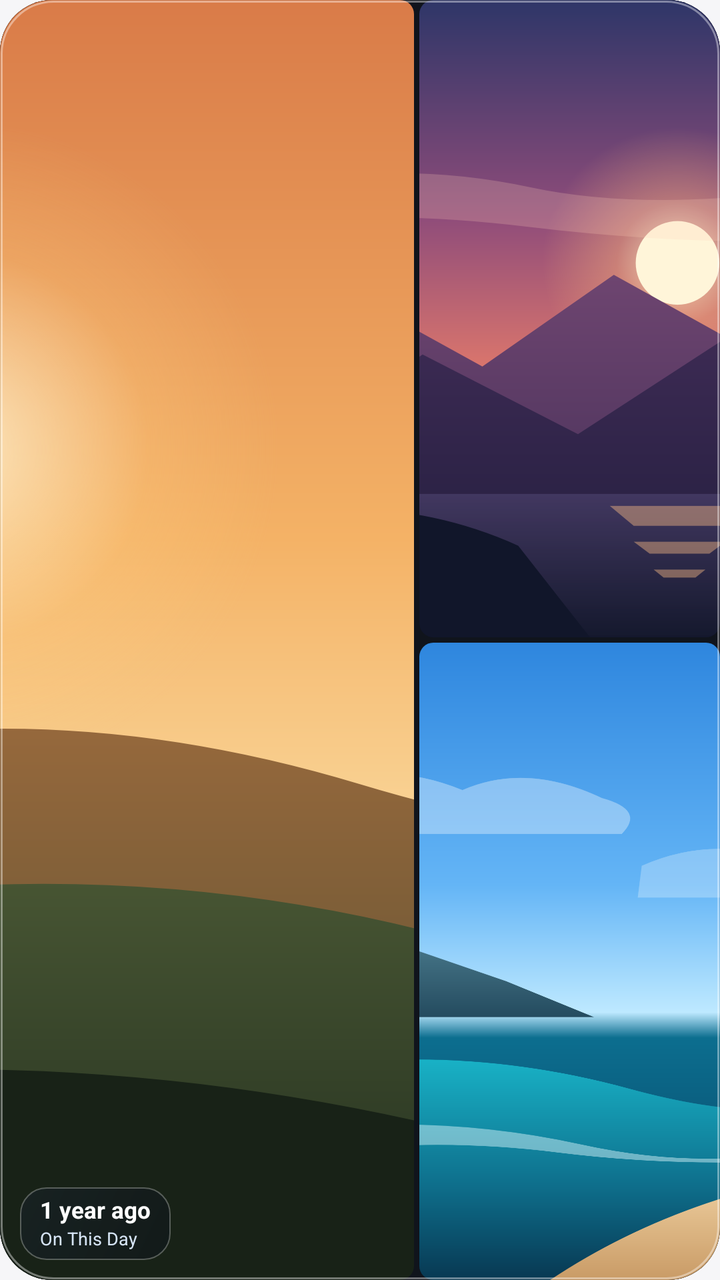
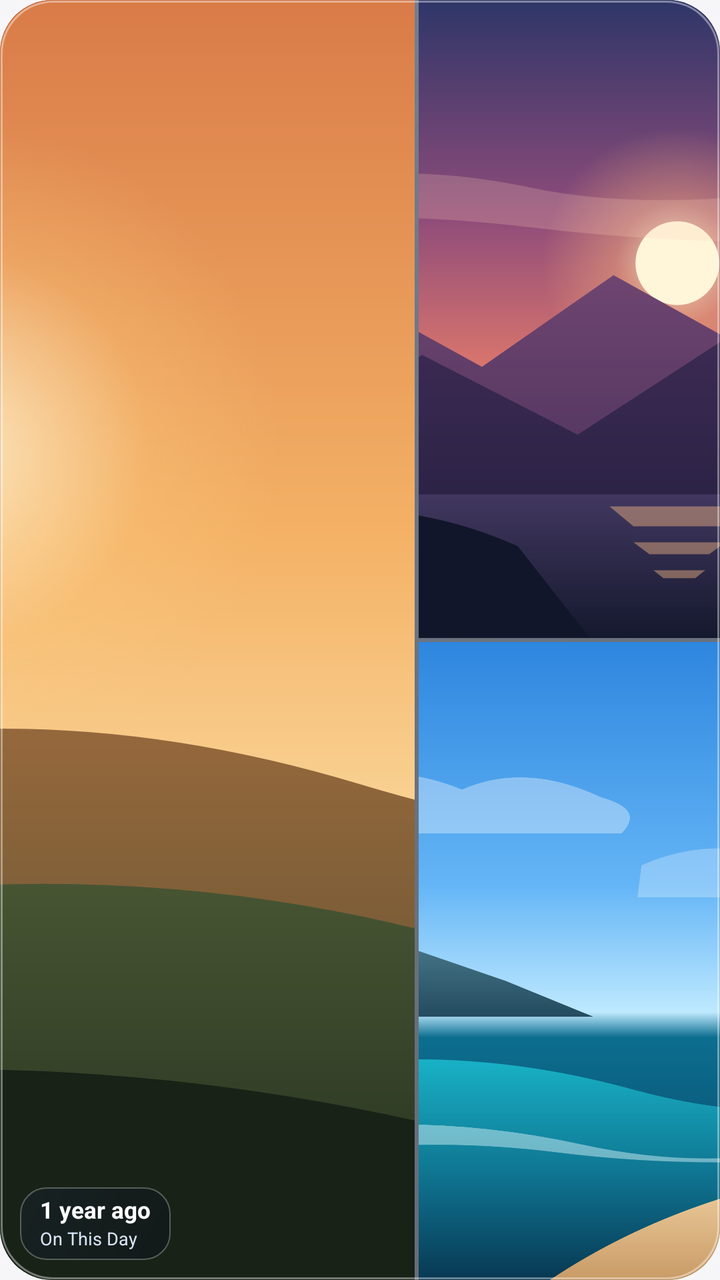

Compare the two renders of this Android layout. The source of the first and the diff that turns it into the second are given below.
<!-- AndroidManifest.xml: application theme Theme.LuminaGallery -->
<!-- res/layout/widget_preview_memories.xml -->
<?xml version="1.0" encoding="utf-8"?>
<FrameLayout xmlns:android="http://schemas.android.com/apk/res/android"
    android:layout_width="match_parent"
    android:layout_height="match_parent"
    android:background="@drawable/widget_bg_rounded"
    android:clipToOutline="true"
    android:foreground="@drawable/widget_glass_edge">

    <LinearLayout
        android:layout_width="match_parent"
        android:layout_height="match_parent"
        android:background="#10141C"
        android:orientation="horizontal">

        <FrameLayout
            android:layout_width="0dp"
            android:layout_height="match_parent"
            android:layout_marginEnd="2.5dp"
            android:layout_weight="58"
            android:background="@drawable/widget_tile_clip_bg"
            android:clipToOutline="true">

            <ImageView
                android:layout_width="match_parent"
                android:layout_height="match_parent"
                android:contentDescription="@string/widget_memories"
                android:scaleType="centerCrop"
                android:src="@drawable/widget_art_golden_meadow" />
        </FrameLayout>

        <LinearLayout
            android:layout_width="0dp"
            android:layout_height="match_parent"
            android:layout_weight="42"
            android:orientation="vertical">

            <FrameLayout
                android:layout_width="match_parent"
                android:layout_height="0dp"
                android:layout_marginBottom="2.5dp"
                android:layout_weight="1"
                android:background="@drawable/widget_tile_clip_bg"
                android:clipToOutline="true">

                <ImageView
                    android:layout_width="match_parent"
                    android:layout_height="match_parent"
                    android:contentDescription="@string/widget_memories"
                    android:scaleType="centerCrop"
                    android:src="@drawable/widget_art_sunset_peaks" />
            </FrameLayout>

            <FrameLayout
                android:layout_width="match_parent"
                android:layout_height="0dp"
                android:layout_weight="1"
                android:background="@drawable/widget_tile_clip_bg"
                android:clipToOutline="true">

                <ImageView
                    android:layout_width="match_parent"
                    android:layout_height="match_parent"
                    android:contentDescription="@string/widget_memories"
                    android:scaleType="centerCrop"
                    android:src="@drawable/widget_art_ocean_waves" />
            </FrameLayout>
        </LinearLayout>
    </LinearLayout>

    <LinearLayout
        android:layout_width="wrap_content"
        android:layout_height="wrap_content"
        android:layout_gravity="bottom|start"
        android:layout_margin="10dp"
        android:background="@drawable/widget_glass_pill"
        android:orientation="vertical"
        android:paddingHorizontal="10dp"
        android:paddingVertical="5dp">

        <TextView
            android:layout_width="wrap_content"
            android:layout_height="wrap_content"
            android:includeFontPadding="false"
            android:maxLines="1"
            android:text="@string/widget_preview_memory_title"
            android:textColor="#FFFFFF"
            android:textSize="11.5sp"
            android:textStyle="bold" />

        <TextView
            android:layout_width="wrap_content"
            android:layout_height="wrap_content"
            android:layout_marginTop="2dp"
            android:includeFontPadding="false"
            android:maxLines="1"
            android:text="@string/widget_preview_memory_sub"
            android:textColor="#D6E4F5"
            android:textSize="9sp" />
    </LinearLayout>

</FrameLayout>
<!-- resources referenced by this layout -->
<resources>
  <!-- drawable widget_art_golden_meadow: vector/xml drawable (drawable, 2684 chars, omitted) -->
  <!-- drawable widget_art_ocean_waves: vector/xml drawable (drawable, 3062 chars, omitted) -->
  <!-- drawable widget_art_sunset_peaks: vector/xml drawable (drawable, 3773 chars, omitted) -->
  <!-- drawable widget_bg_rounded (drawable) -->
  <?xml version="1.0" encoding="utf-8"?>
  <shape xmlns:android="http://schemas.android.com/apk/res/android"
      android:shape="rectangle">
      <corners android:radius="@dimen/widget_corner_radius" />
      <gradient
          android:angle="315"
          android:startColor="#CC2B3C56"
          android:centerColor="#CC1A263A"
          android:endColor="#CC111929" />
  </shape>
  <!-- drawable widget_glass_edge (drawable) -->
  <?xml version="1.0" encoding="utf-8"?>
  <layer-list xmlns:android="http://schemas.android.com/apk/res/android">
      
      <item>
          <shape android:shape="rectangle">
              <corners android:radius="@dimen/widget_corner_radius" />
              <stroke
                  android:width="0.45dp"
                  android:color="#1A000000" />
          </shape>
      </item>
      
      <item
          android:bottom="0.45dp"
          android:left="0.45dp"
          android:right="0.45dp"
          android:top="0.45dp">
          <shape android:shape="rectangle">
              <corners android:radius="@dimen/widget_corner_radius" />
              <solid android:color="#00000000" />
              <stroke
                  android:width="1.15dp"
                  android:color="#66FFFFFF" />
          </shape>
      </item>
  </layer-list>
  <!-- drawable widget_glass_pill (drawable) -->
  <?xml version="1.0" encoding="utf-8"?>
  <shape xmlns:android="http://schemas.android.com/apk/res/android"
      android:shape="rectangle">
      <corners android:radius="13dp" />
      <gradient
          android:angle="315"
          android:startColor="#66162030"
          android:endColor="#780B101A" />
      <stroke
          android:width="0.75dp"
          android:color="#47FFFFFF" />
  </shape>
  <!-- drawable widget_tile_clip_bg (drawable) -->
  <?xml version="1.0" encoding="utf-8"?>
  <shape xmlns:android="http://schemas.android.com/apk/res/android"
      android:shape="rectangle">
      <corners android:radius="7dp" />
      <solid android:color="#10141C" />
  </shape>
  <string name="widget_memories">Memories &amp; Flashbacks</string>
  <string name="widget_preview_memory_sub">On This Day</string>
  <string name="widget_preview_memory_title">1 year ago</string>
  <style name="Theme.LuminaGallery" parent="android:Theme.Material.Light.NoActionBar">
          <item name="android:windowBackground">@color/launch_window_background</item>
          <item name="android:statusBarColor">@android:color/transparent</item>
          <item name="android:navigationBarColor">@android:color/transparent</item>
      </style>
  <dimen name="widget_corner_radius">26dp</dimen>
  <color name="launch_window_background">#FFF6F6F8</color>
</resources>

<!-- the commit's change to res/layout/widget_preview_memories.xml (unified diff, before → after) -->
@@ -9,24 +9,17 @@
     <LinearLayout
         android:layout_width="match_parent"
         android:layout_height="match_parent"
-        android:background="#10141C"
+        android:background="#33FFFFFF"
         android:orientation="horizontal">
 
-        <FrameLayout
+        <ImageView
             android:layout_width="0dp"
             android:layout_height="match_parent"
-            android:layout_marginEnd="2.5dp"
+            android:layout_marginEnd="2dp"
             android:layout_weight="58"
-            android:background="@drawable/widget_tile_clip_bg"
-            android:clipToOutline="true">
-
-            <ImageView
-                android:layout_width="match_parent"
-                android:layout_height="match_parent"
-                android:contentDescription="@string/widget_memories"
-                android:scaleType="centerCrop"
-                android:src="@drawable/widget_art_golden_meadow" />
-        </FrameLayout>
+            android:contentDescription="@string/widget_memories"
+            android:scaleType="centerCrop"
+            android:src="@drawable/widget_art_golden_meadow" />
 
         <LinearLayout
             android:layout_width="0dp"
@@ -34,36 +27,22 @@
             android:layout_weight="42"
             android:orientation="vertical">
 
-            <FrameLayout
+            <ImageView
                 android:layout_width="match_parent"
                 android:layout_height="0dp"
-                android:layout_marginBottom="2.5dp"
+                android:layout_marginBottom="2dp"
                 android:layout_weight="1"
-                android:background="@drawable/widget_tile_clip_bg"
-                android:clipToOutline="true">
+                android:contentDescription="@string/widget_memories"
+                android:scaleType="centerCrop"
+                android:src="@drawable/widget_art_sunset_peaks" />
 
-                <ImageView
-                    android:layout_width="match_parent"
-                    android:layout_height="match_parent"
-                    android:contentDescription="@string/widget_memories"
-                    android:scaleType="centerCrop"
-                    android:src="@drawable/widget_art_sunset_peaks" />
-            </FrameLayout>
-
-            <FrameLayout
+            <ImageView
                 android:layout_width="match_parent"
                 android:layout_height="0dp"
                 android:layout_weight="1"
-                android:background="@drawable/widget_tile_clip_bg"
-                android:clipToOutline="true">
-
-                <ImageView
-                    android:layout_width="match_parent"
-                    android:layout_height="match_parent"
-                    android:contentDescription="@string/widget_memories"
-                    android:scaleType="centerCrop"
-                    android:src="@drawable/widget_art_ocean_waves" />
-            </FrameLayout>
+                android:contentDescription="@string/widget_memories"
+                android:scaleType="centerCrop"
+                android:src="@drawable/widget_art_ocean_waves" />
         </LinearLayout>
     </LinearLayout>
 
<!-- resource entries referenced after the edit -->
@@ -54,13 +54,6 @@
           android:width="0.75dp"
           android:color="#47FFFFFF" />
   </shape>
-  <!-- drawable widget_tile_clip_bg (drawable) -->
-  <?xml version="1.0" encoding="utf-8"?>
-  <shape xmlns:android="http://schemas.android.com/apk/res/android"
-      android:shape="rectangle">
-      <corners android:radius="7dp" />
-      <solid android:color="#10141C" />
-  </shape>
   <string name="widget_memories">Memories &amp; Flashbacks</string>
   <string name="widget_preview_memory_sub">On This Day</string>
   <string name="widget_preview_memory_title">1 year ago</string>
